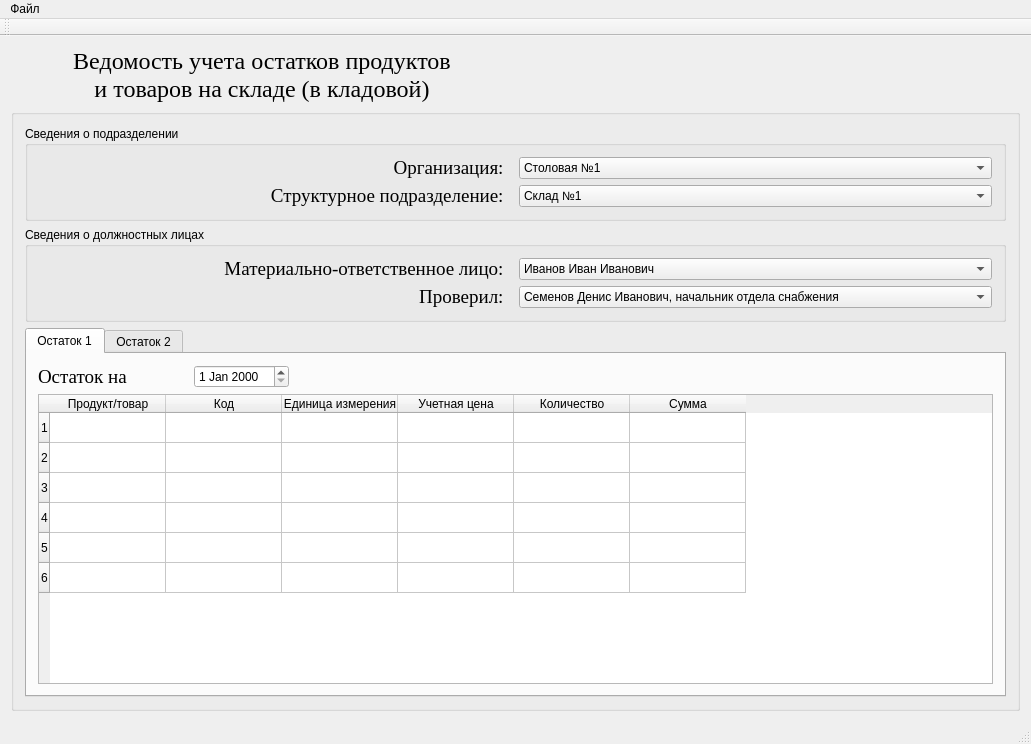
Old version of the form Interface3/mainwindow.ui in the repository Poletayson/Interfaces.
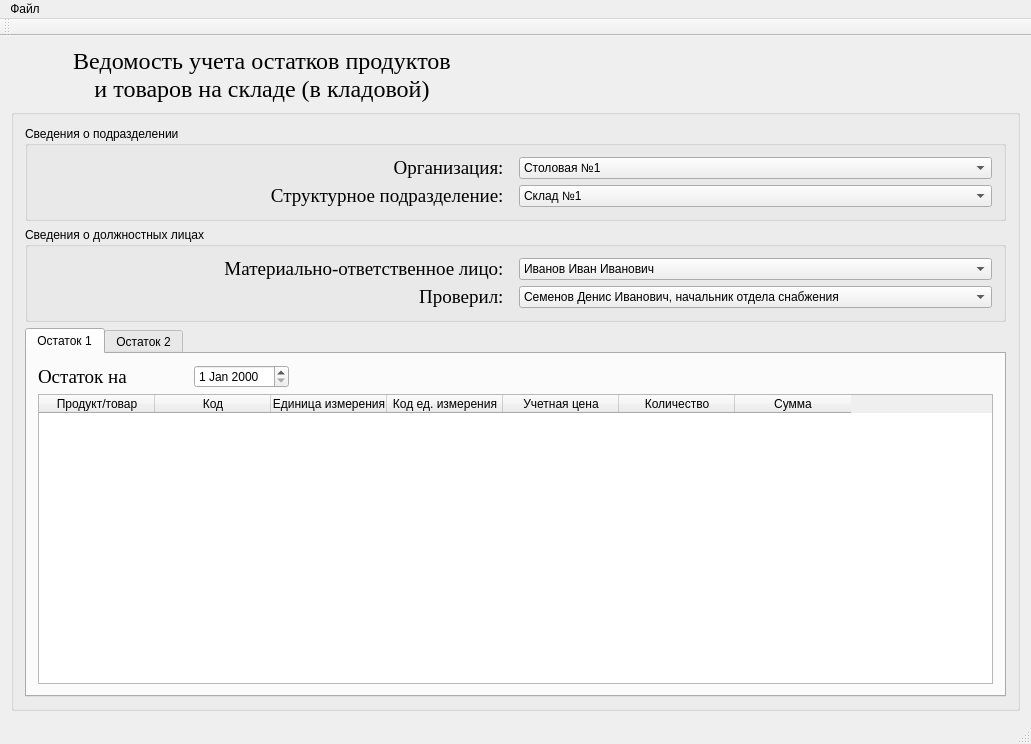
New version of the form.

Diff of the .ui file:
```diff
--- a/Interface3/mainwindow.ui
+++ b/Interface3/mainwindow.ui
@@ -273,10 +273,10 @@
            <item row="1" column="0" colspan="4">
             <widget class="QTableWidget" name="tableWidget">
              <property name="rowCount">
-              <number>6</number>
+              <number>0</number>
              </property>
              <property name="columnCount">
-              <number>6</number>
+              <number>7</number>
              </property>
              <attribute name="horizontalHeaderDefaultSectionSize">
               <number>116</number>
@@ -287,12 +287,6 @@
              <attribute name="verticalHeaderDefaultSectionSize">
               <number>30</number>
              </attribute>
-             <row/>
-             <row/>
-             <row/>
-             <row/>
-             <row/>
-             <row/>
              <column>
               <property name="text">
                <string>Продукт/товар</string>
@@ -308,6 +302,11 @@
                <string>Единица измерения</string>
               </property>
              </column>
+             <column>
+              <property name="text">
+               <string>Код ед. измерения</string>
+              </property>
+             </column>
              <column>
               <property name="text">
                <string>Учетная цена</string>
@@ -323,16 +322,6 @@
                <string>Сумма</string>
               </property>
              </column>
-             <item row="0" column="5">
-              <property name="text">
-               <string comment="руб. коп"/>
-              </property>
-             </item>
-             <item row="1" column="0">
-              <property name="text">
-               <string/>
-              </property>
-             </item>
             </widget>
            </item>
            <item row="0" column="2">
```
Left out of the diff: 72 changed lines with no effect on the pictures.
